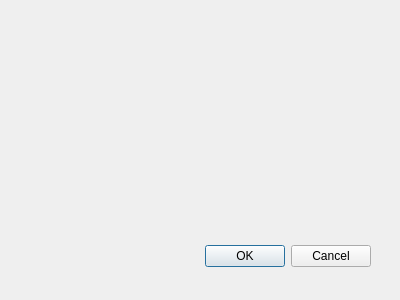
The window that src/GUI/commonWidget/createProjectDialog.ui (firemeatman/C-Light-IDE) describes before a commit, drawn with Qt 5.
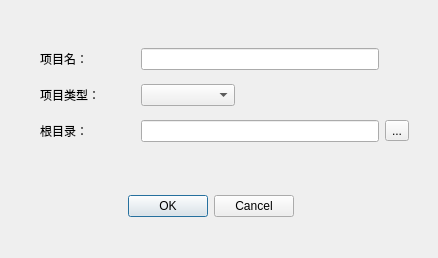
The same window after the commit.

Commit message: 完善项目管理相关的功能； 遗留了内存访问错误的bug；

The edit to the form file:
```diff
--- a/src/GUI/commonWidget/createProjectDialog.ui
+++ b/src/GUI/commonWidget/createProjectDialog.ui
@@ -6,8 +6,8 @@
    <rect>
     <x>0</x>
     <y>0</y>
-    <width>400</width>
-    <height>300</height>
+    <width>438</width>
+    <height>258</height>
    </rect>
   </property>
   <property name="windowTitle">
@@ -16,8 +16,8 @@
   <widget class="QDialogButtonBox" name="buttonBox">
    <property name="geometry">
     <rect>
-     <x>30</x>
-     <y>240</y>
+     <x>40</x>
+     <y>190</y>
      <width>341</width>
      <height>32</height>
     </rect>
@@ -28,6 +28,71 @@
    <property name="standardButtons">
     <set>QDialogButtonBox::Cancel|QDialogButtonBox::Ok</set>
    </property>
+   <property name="centerButtons">
+    <bool>true</bool>
+   </property>
+  </widget>
+  <widget class="QWidget" name="widget" native="true">
+   <property name="geometry">
+    <rect>
+     <x>40</x>
+     <y>40</y>
+     <width>369</width>
+     <height>111</height>
+    </rect>
+   </property>
+   <layout class="QGridLayout" name="gridLayout">
+    <item row="0" column="0">
+     <widget class="QLabel" name="label">
+      <property name="text">
+       <string>项目名：</string>
+      </property>
+     </widget>
+    </item>
+    <item row="0" column="1" colspan="2">
+     <widget class="QLineEdit" name="namelineEdit"/>
+    </item>
+    <item row="1" column="0">
+     <widget class="QLabel" name="label_2">
+      <property name="text">
+       <string>项目类型：</string>
+      </property>
+     </widget>
+    </item>
+    <item row="1" column="1">
+     <widget class="QComboBox" name="comboBox"/>
+    </item>
+    <item row="1" column="2" colspan="2">
+     <spacer name="horizontalSpacer">
+      <property name="orientation">
+       <enum>Qt::Horizontal</enum>
+      </property>
+      <property name="sizeHint" stdset="0">
+       <size>
+        <width>168</width>
+        <height>20</height>
+       </size>
+      </property>
+     </spacer>
+    </item>
+    <item row="2" column="0">
+     <widget class="QLabel" name="label_3">
+      <property name="text">
+       <string>根目录：</string>
+      </property>
+     </widget>
+    </item>
+    <item row="2" column="1" colspan="2">
+     <widget class="QLineEdit" name="rootLineEdit"/>
+    </item>
+    <item row="2" column="3">
+     <widget class="QToolButton" name="rootBtn">
+      <property name="text">
+       <string>...</string>
+      </property>
+     </widget>
+    </item>
+   </layout>
   </widget>
  </widget>
  <resources/>
```
The commit also changes 13 other files.
